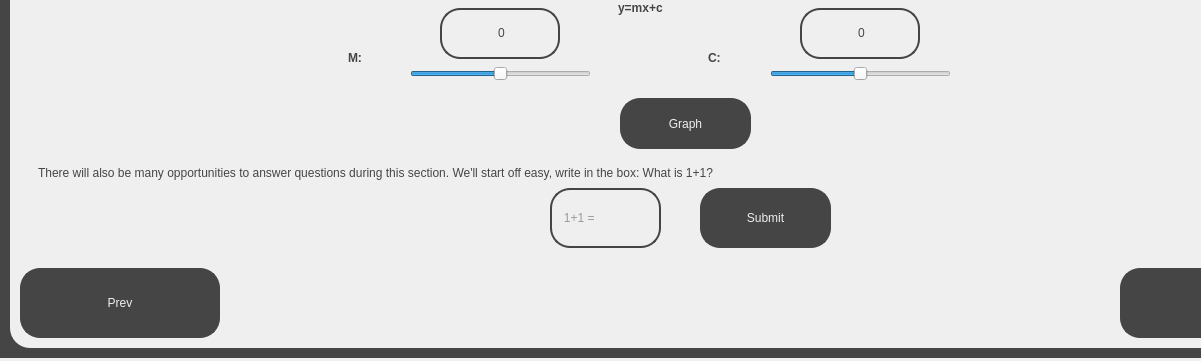
The window that src/ui/tutorial_screens/investigation_tutorial.ui (jackm245/Riemann-Hypothesis) describes before a commit, drawn with Qt 5; both pictures show x 0 to 1201 and y 362 to 723 of the 1340 by 723 pixel window.
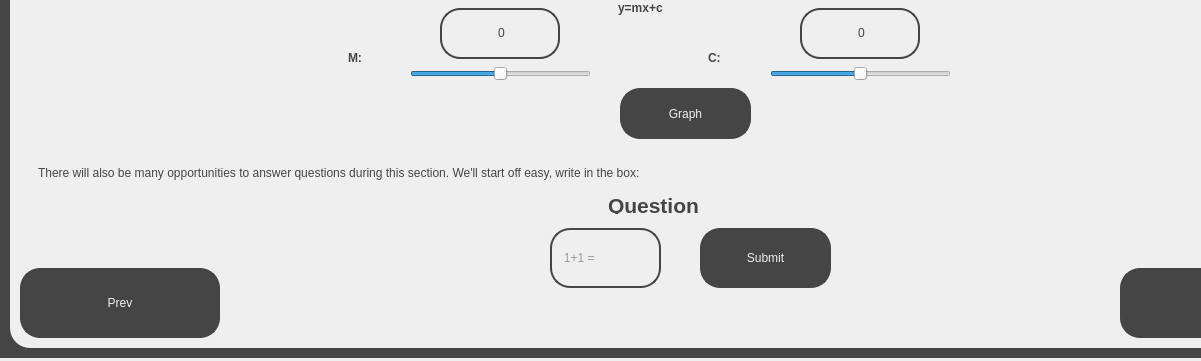
The same window after the commit.

```diff
--- a/src/ui/tutorial_screens/investigation_tutorial.ui
+++ b/src/ui/tutorial_screens/investigation_tutorial.ui
@@ -439,7 +439,7 @@
      <property name="geometry">
       <rect>
        <x>610</x>
-       <y>290</y>
+       <y>280</y>
        <width>131</width>
        <height>51</height>
       </rect>
@@ -464,7 +464,7 @@
       <rect>
        <x>20</x>
        <y>350</y>
-       <width>1041</width>
+       <width>871</width>
        <height>31</height>
       </rect>
      </property>
@@ -473,7 +473,7 @@
 background-color: rgb(239, 239, 239); padding: 5px;</string>
      </property>
      <property name="text">
-      <string>&lt;html&gt;&lt;head/&gt;&lt;body&gt;&lt;p&gt;There will also be many opportunities to answer questions during this section. We'll start off easy, write in the box: What is 1+1?&lt;/p&gt;&lt;/body&gt;&lt;/html&gt;</string>
+      <string>&lt;html&gt;&lt;head/&gt;&lt;body&gt;&lt;p&gt;There will also be many opportunities to answer questions during this section. We'll start off easy, write in the box:&lt;/p&gt;&lt;/body&gt;&lt;/html&gt;</string>
      </property>
      <property name="wordWrap">
       <bool>true</bool>
@@ -483,7 +483,7 @@
      <property name="geometry">
       <rect>
        <x>540</x>
-       <y>380</y>
+       <y>420</y>
        <width>111</width>
        <height>60</height>
       </rect>
@@ -513,7 +513,7 @@
      <property name="geometry">
       <rect>
        <x>690</x>
-       <y>380</y>
+       <y>420</y>
        <width>131</width>
        <height>60</height>
       </rect>
@@ -537,9 +537,9 @@
      <property name="geometry">
       <rect>
        <x>440</x>
-       <y>450</y>
+       <y>480</y>
        <width>461</width>
-       <height>71</height>
+       <height>41</height>
       </rect>
      </property>
      <property name="styleSheet">
@@ -592,6 +592,26 @@
       <string>&lt;html&gt;&lt;head/&gt;&lt;body&gt;&lt;p align=&quot;center&quot;&gt;0&lt;/p&gt;&lt;/body&gt;&lt;/html&gt;</string>
      </property>
     </widget>
+    <widget class="QLabel" name="QuestionText">
+     <property name="geometry">
+      <rect>
+       <x>590</x>
+       <y>380</y>
+       <width>161</width>
+       <height>31</height>
+      </rect>
+     </property>
+     <property name="styleSheet">
+      <string notr="true">font: 13pt &quot;Sans Serif&quot;; color:rgb(69, 69, 69);
+background-color: rgb(239, 239, 239); padding: 5px;</string>
+     </property>
+     <property name="text">
+      <string>&lt;html&gt;&lt;head/&gt;&lt;body&gt;&lt;p&gt;&lt;span style=&quot; font-size:16pt; font-weight:600;&quot;&gt;Question&lt;/span&gt;&lt;/p&gt;&lt;/body&gt;&lt;/html&gt;</string>
+     </property>
+     <property name="wordWrap">
+      <bool>true</bool>
+     </property>
+    </widget>
     <zorder>SubTitleText</zorder>
     <zorder>PrevButton</zorder>
     <zorder>NextButton</zorder>
```
Left out of the diff: 1 changed line with no effect on the pictures.
